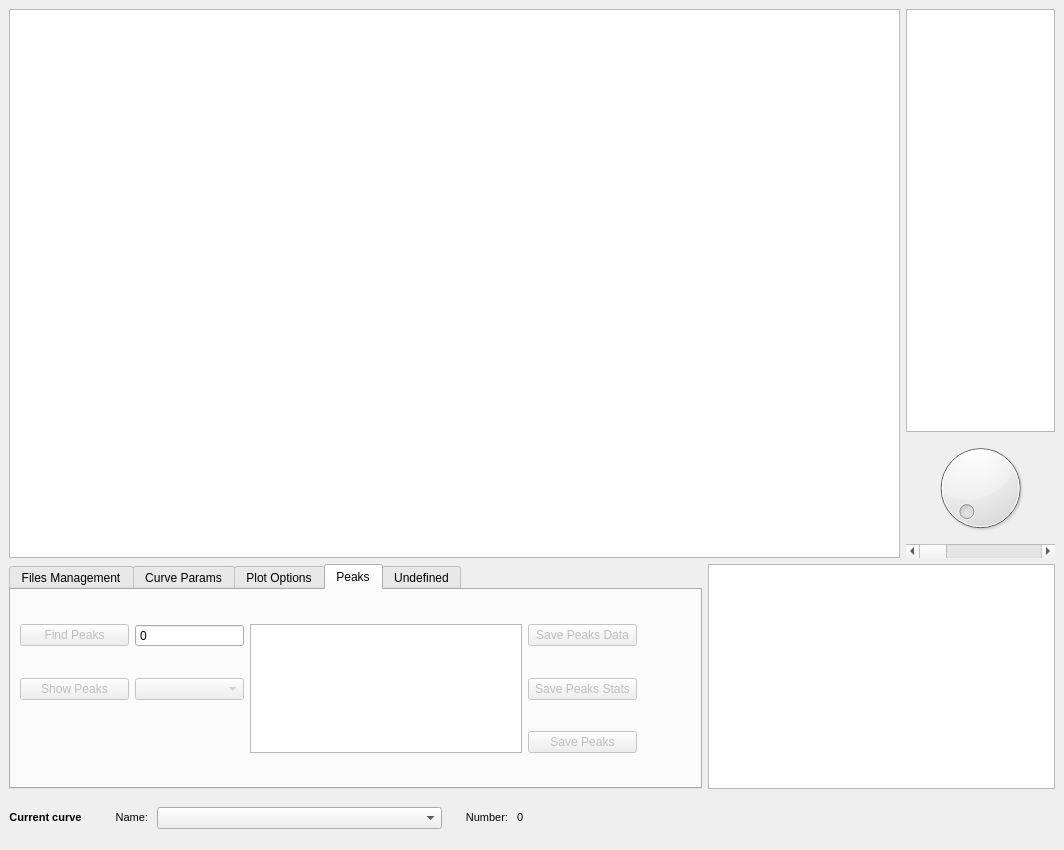
The window that qt/SiMPlE_main.ui (lando1784/SiMPlE) describes before a commit, drawn with Qt 5.
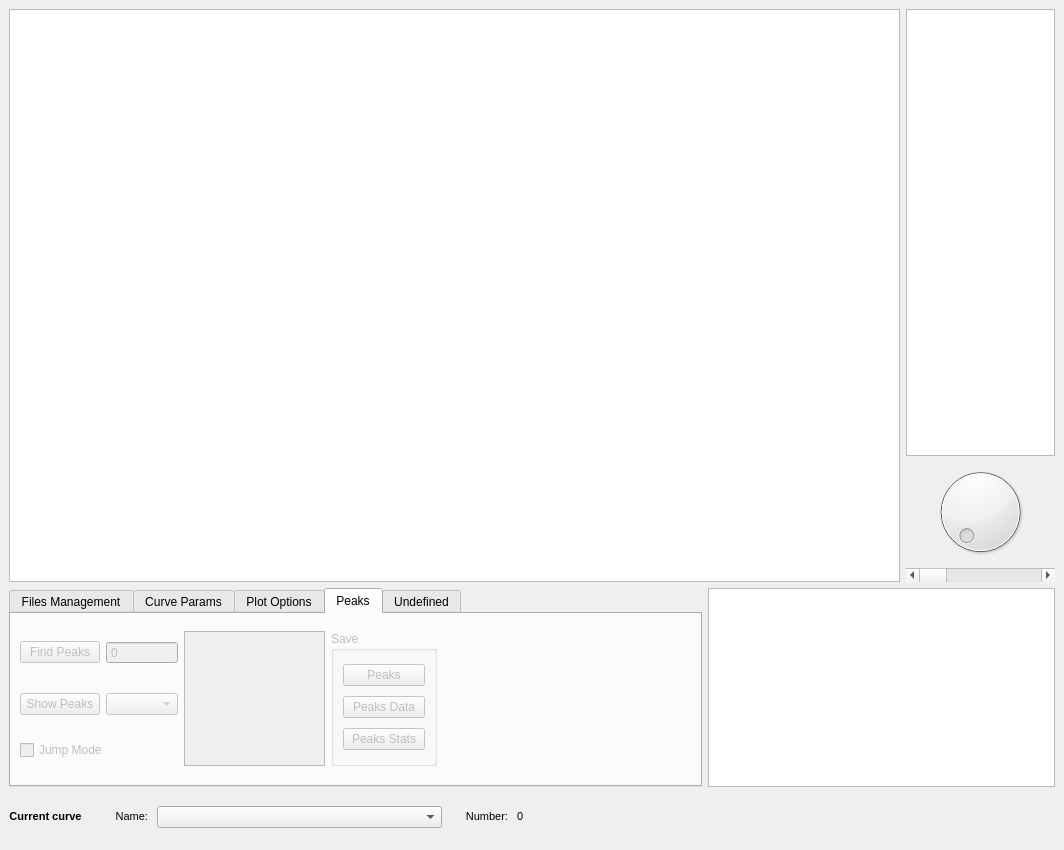
The same window after the commit. The open tabs and pages were chosen to show the change. Custom widgets are drawn as their Qt base class.

The edit to the form file:
```diff
--- a/qt/SiMPlE_main.ui
+++ b/qt/SiMPlE_main.ui
@@ -387,34 +387,6 @@
                </property>
               </widget>
              </item>
-             <item row="1" column="0">
-              <widget class="QLabel" name="label_8">
-               <property name="text">
-                <string>Peak threshold</string>
-               </property>
-              </widget>
-             </item>
-             <item row="2" column="0">
-              <widget class="QLabel" name="label_10">
-               <property name="text">
-                <string>Peak Length %</string>
-               </property>
-              </widget>
-             </item>
-             <item row="3" column="0">
-              <widget class="QLabel" name="label_9">
-               <property name="text">
-                <string>Peak shape R^2 lim</string>
-               </property>
-              </widget>
-             </item>
-             <item row="4" column="1">
-              <widget class="QCheckBox" name="jumpCkBox">
-               <property name="text">
-                <string>Jump Mode</string>
-               </property>
-              </widget>
-             </item>
             </layout>
            </widget>
           </item>
@@ -639,10 +611,20 @@
          </layout>
         </widget>
         <widget class="QWidget" name="peaksTab">
+         <property name="enabled">
+          <bool>false</bool>
+         </property>
          <attribute name="title">
           <string>Peaks</string>
          </attribute>
-         <layout class="QGridLayout" name="gridLayout_3" columnstretch="2,2,5,2,1">
+         <layout class="QGridLayout" name="gridLayout_3" columnstretch="1,2,4,3,6,1">
+          <item row="0" column="2" rowspan="3">
+           <widget class="QTextEdit" name="peakDataTxt">
+            <property name="readOnly">
+             <bool>true</bool>
+            </property>
+           </widget>
+          </item>
           <item row="1" column="0">
            <widget class="QPushButton" name="showPeakBtn">
             <property name="enabled">
@@ -653,29 +635,6 @@
             </property>
            </widget>
           </item>
-          <item row="0" column="3">
-           <widget class="QPushButton" name="savePeaksBtn">
-            <property name="enabled">
-             <bool>false</bool>
-            </property>
-            <property name="text">
-             <string>Save Peaks Data</string>
-            </property>
-           </widget>
-          </item>
-          <item row="0" column="4">
-           <spacer name="horizontalSpacer_3">
-            <property name="orientation">
-             <enum>Qt::Horizontal</enum>
-            </property>
-            <property name="sizeHint" stdset="0">
-             <size>
-              <width>40</width>
-              <height>20</height>
-             </size>
-            </property>
-           </spacer>
-          </item>
           <item row="1" column="1">
            <widget class="QComboBox" name="peaksCmbBox">
             <property name="enabled">
@@ -693,29 +652,16 @@
             </property>
            </widget>
           </item>
-          <item row="1" column="3">
-           <widget class="QPushButton" name="savePeaksStatsBtn">
+          <item row="2" column="0" colspan="2">
+           <widget class="QCheckBox" name="jumpCkBox">
             <property name="enabled">
              <bool>false</bool>
             </property>
             <property name="text">
-             <string>Save Peaks Stats</string>
+             <string>Jump Mode</string>
             </property>
            </widget>
           </item>
-          <item row="1" column="4">
-           <spacer name="horizontalSpacer_4">
-            <property name="orientation">
-             <enum>Qt::Horizontal</enum>
-            </property>
-            <property name="sizeHint" stdset="0">
-             <size>
-              <width>40</width>
-              <height>20</height>
-             </size>
-            </property>
-           </spacer>
-          </item>
           <item row="0" column="0">
            <widget class="QPushButton" name="findPeaksBtn">
             <property name="enabled">
@@ -726,24 +672,72 @@
             </property>
            </widget>
           </item>
-          <item row="2" column="3">
-           <widget class="QPushButton" name="saveWholePeakBtn">
-            <property name="enabled">
-             <bool>false</bool>
+          <item row="0" column="3" rowspan="3">
+           <widget class="QGroupBox" name="savePeaksBox">
+            <property name="title">
+             <string>Save</string>
             </property>
-            <property name="text">
-             <string>Save Peaks</string>
-            </property>
+            <layout class="QVBoxLayout" name="verticalLayout_7">
+             <item>
+              <widget class="QPushButton" name="saveWholePeakBtn">
+               <property name="enabled">
+                <bool>false</bool>
+               </property>
+               <property name="text">
+                <string>Peaks</string>
+               </property>
+              </widget>
+             </item>
+             <item>
+              <widget class="QPushButton" name="savePeaksBtn">
+               <property name="enabled">
+                <bool>false</bool>
+               </property>
+               <property name="text">
+                <string>Peaks Data</string>
+               </property>
+              </widget>
+             </item>
+             <item>
+              <widget class="QPushButton" name="savePeaksStatsBtn">
+               <property name="enabled">
+                <bool>false</bool>
+               </property>
+               <property name="text">
+                <string>Peaks Stats</string>
+               </property>
+              </widget>
+             </item>
+            </layout>
            </widget>
           </item>
-          <item row="0" column="2" rowspan="3">
-           <widget class="QTextEdit" name="peakDataTxt">
-            <property name="readOnly">
-             <bool>true</bool>
+          <item row="0" column="4" colspan="2">
+           <spacer name="horizontalSpacer_3">
+            <property name="orientation">
+             <enum>Qt::Horizontal</enum>
             </property>
-           </widget>
+            <property name="sizeHint" stdset="0">
+             <size>
+              <width>40</width>
+              <height>20</height>
+             </size>
+            </property>
+           </spacer>
           </item>
-          <item row="2" column="4">
+          <item row="1" column="4" colspan="2">
+           <spacer name="horizontalSpacer_4">
+            <property name="orientation">
+             <enum>Qt::Horizontal</enum>
+            </property>
+            <property name="sizeHint" stdset="0">
+             <size>
+              <width>40</width>
+              <height>20</height>
+             </size>
+            </property>
+           </spacer>
+          </item>
+          <item row="2" column="4" colspan="2">
            <spacer name="horizontalSpacer_5">
             <property name="orientation">
              <enum>Qt::Horizontal</enum>
```
Left out of the diff: 100 changed lines with no effect on the pictures.
